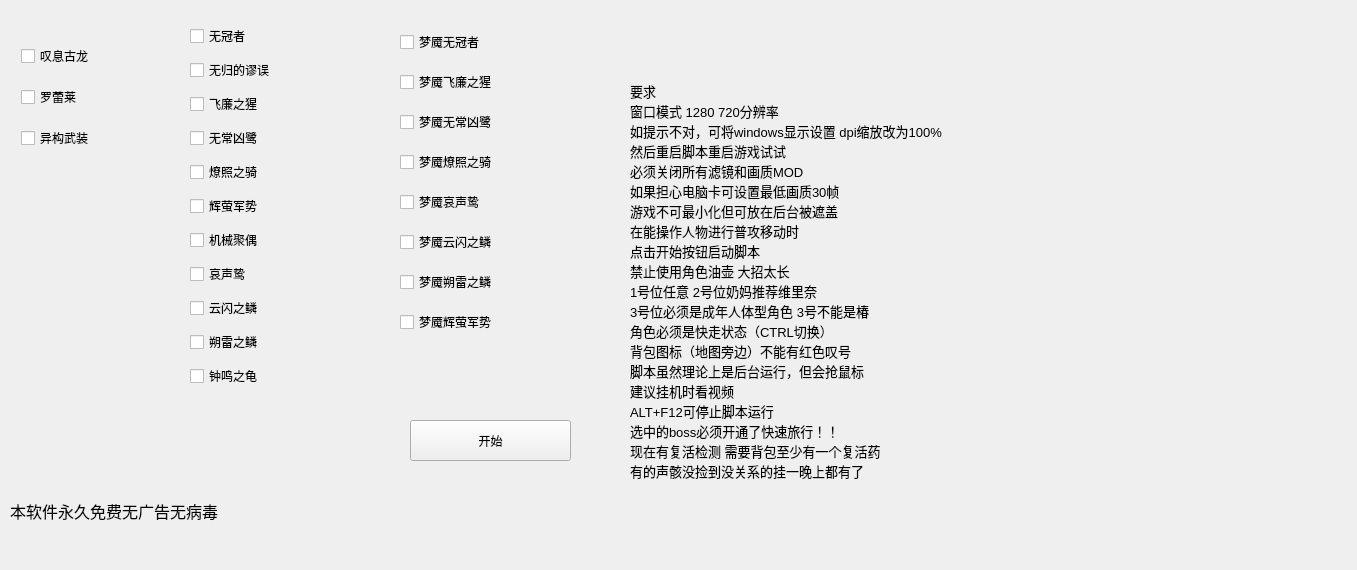
Old version of the form normalbosspanel.ui in the repository A-SunsetMkt-Forks/wuwaBackendTool.
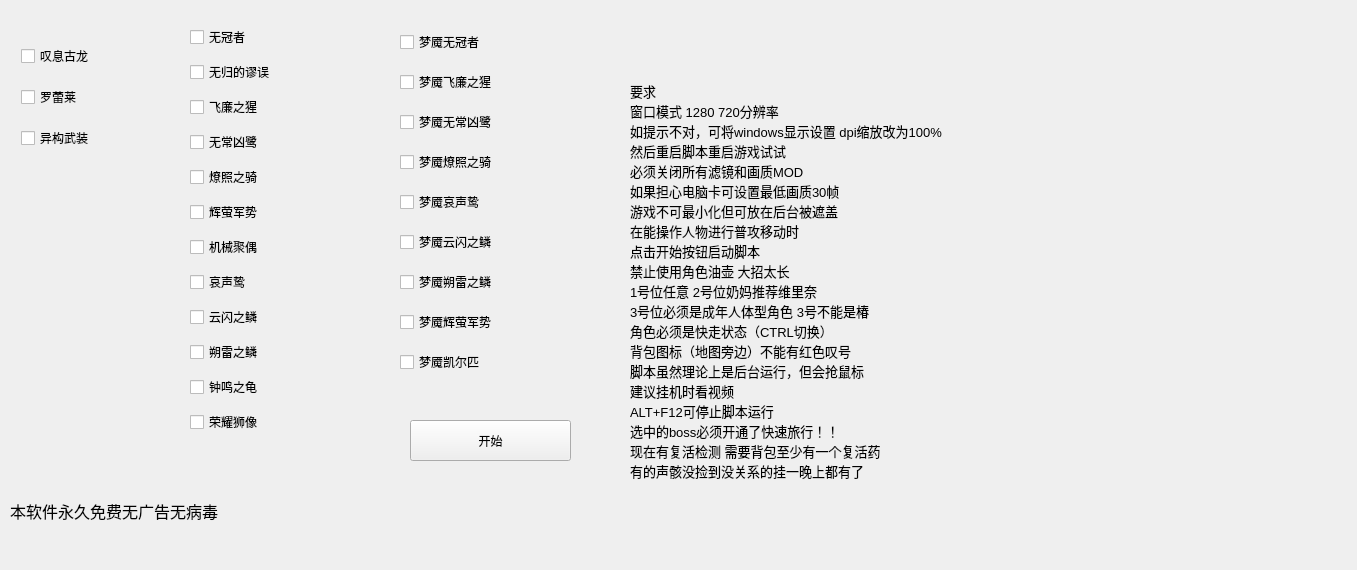
New version of the form.

Commit message: 梦魇凯尔匹 很怕多动症脱战

Diff of the .ui file:
```diff
--- a/normalbosspanel.ui
+++ b/normalbosspanel.ui
@@ -32,7 +32,7 @@
      <x>190</x>
      <y>20</y>
      <width>171</width>
-     <height>381</height>
+     <height>421</height>
     </rect>
    </property>
    <layout class="QVBoxLayout" name="verticalLayout_2">
@@ -143,6 +143,16 @@
       </property>
      </widget>
     </item>
+    <item>
+     <widget class="QCheckBox" name="gloriousLionStatue">
+      <property name="enabled">
+       <bool>true</bool>
+      </property>
+      <property name="text">
+       <string>荣耀狮像</string>
+      </property>
+     </widget>
+    </item>
    </layout>
   </widget>
   <widget class="QWidget" name="layoutWidget">
@@ -236,13 +246,13 @@
     <string>本软件永久免费无广告无病毒</string>
    </property>
   </widget>
-  <widget class="QWidget" name="">
+  <widget class="QWidget" name="layoutWidget">
    <property name="geometry">
     <rect>
      <x>400</x>
      <y>20</y>
      <width>201</width>
-     <height>331</height>
+     <height>371</height>
     </rect>
    </property>
    <layout class="QVBoxLayout" name="verticalLayout">
@@ -326,6 +336,16 @@
       </property>
      </widget>
     </item>
+    <item>
+     <widget class="QCheckBox" name="nightmareKelpi">
+      <property name="enabled">
+       <bool>true</bool>
+      </property>
+      <property name="text">
+       <string>梦魇凯尔匹</string>
+      </property>
+     </widget>
+    </item>
    </layout>
   </widget>
  </widget>
```
The commit also changes 5 other files.
